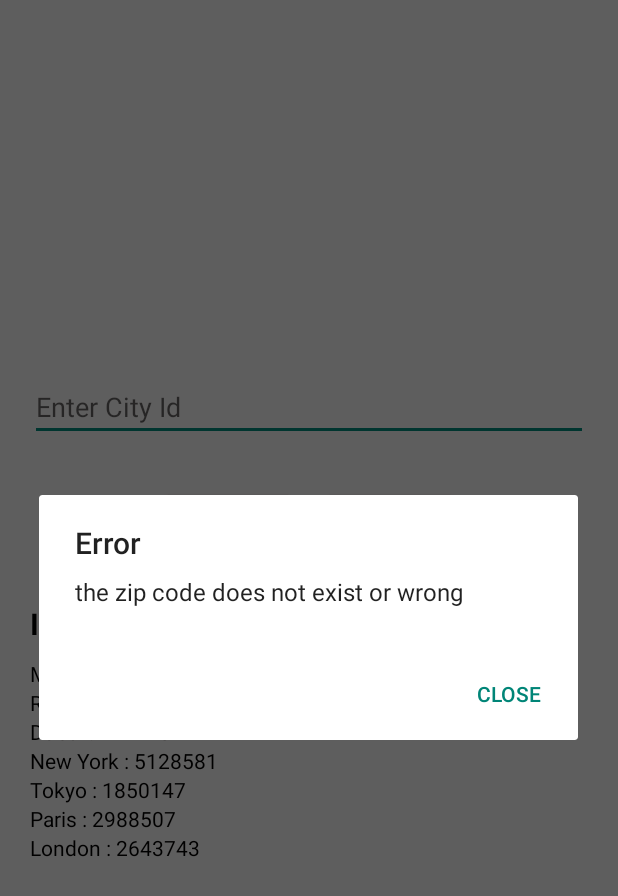
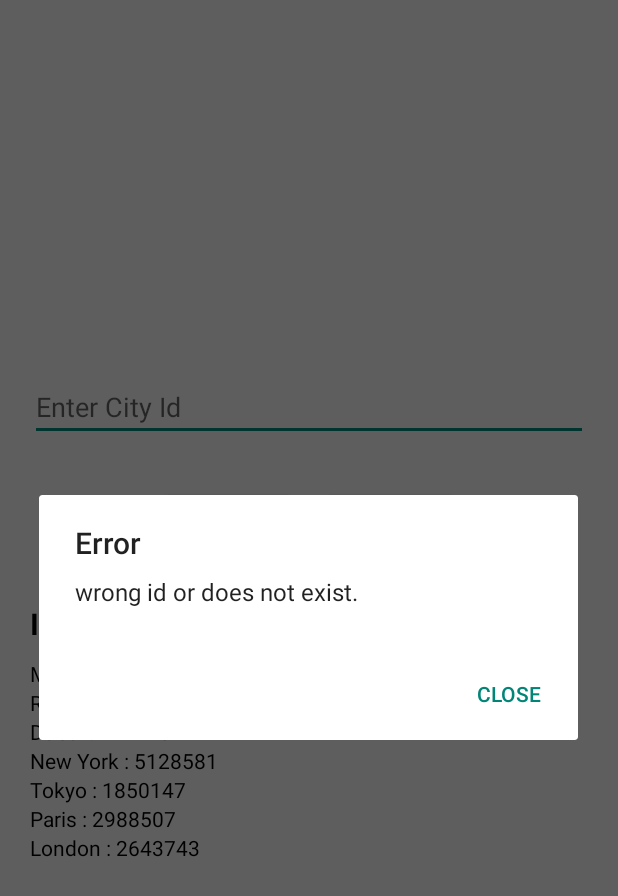
Before and after one commit to Basma-Alqethami/WeatherApp-AndroidStudio, an Android app: the screen it shows after launch (MainActivity), on a phone screen of 412 x 824 dp. Shown: the top 896 px of the screen. Run offline under Robolectric (Android 15) with nearby library versions, the phone set to English and light mode, and no system bars.

```diff
--- a/app/src/main/java/com/example/weatherapp/MainActivity.kt
+++ b/app/src/main/java/com/example/weatherapp/MainActivity.kt
@@ -107,7 +107,7 @@ class MainActivity : AppCompatActivity() {
                     Log.d("MAIN", "$data")
                 } else {
                     withContext(Main) {
-                        showAlert("the zip code does not exist or wrong")
+                        showAlert("wrong id or does not exist.")
                     }
                 }
             }catch (e: Exception)
@@ -134,7 +134,7 @@ class MainActivity : AppCompatActivity() {
             try {
 
                 val jsonObject = JSONObject(result)
-                var name = jsonObject.getString("name") +" "+ jsonObject.getJSONObject("sys").getString("country")
+                var name = jsonObject.getString("name") +", "+ jsonObject.getJSONObject("sys").getString("country")
                 var timezone = jsonObject.getInt("timezone")
                 updateTime (timezone.toString())
 
```
